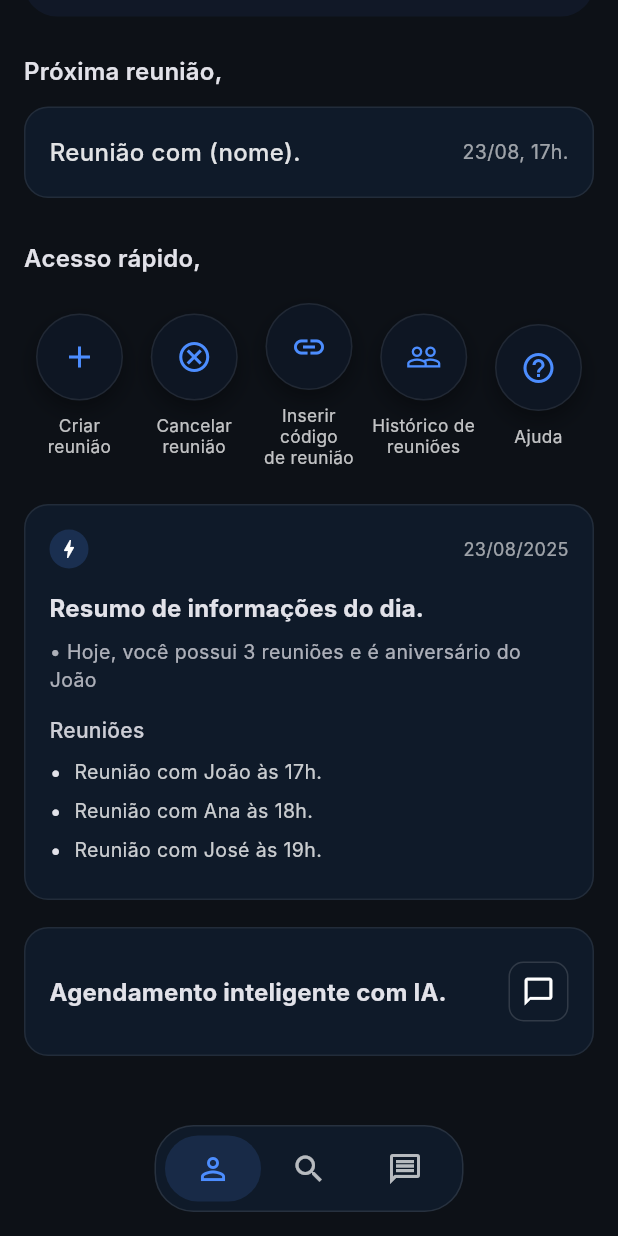
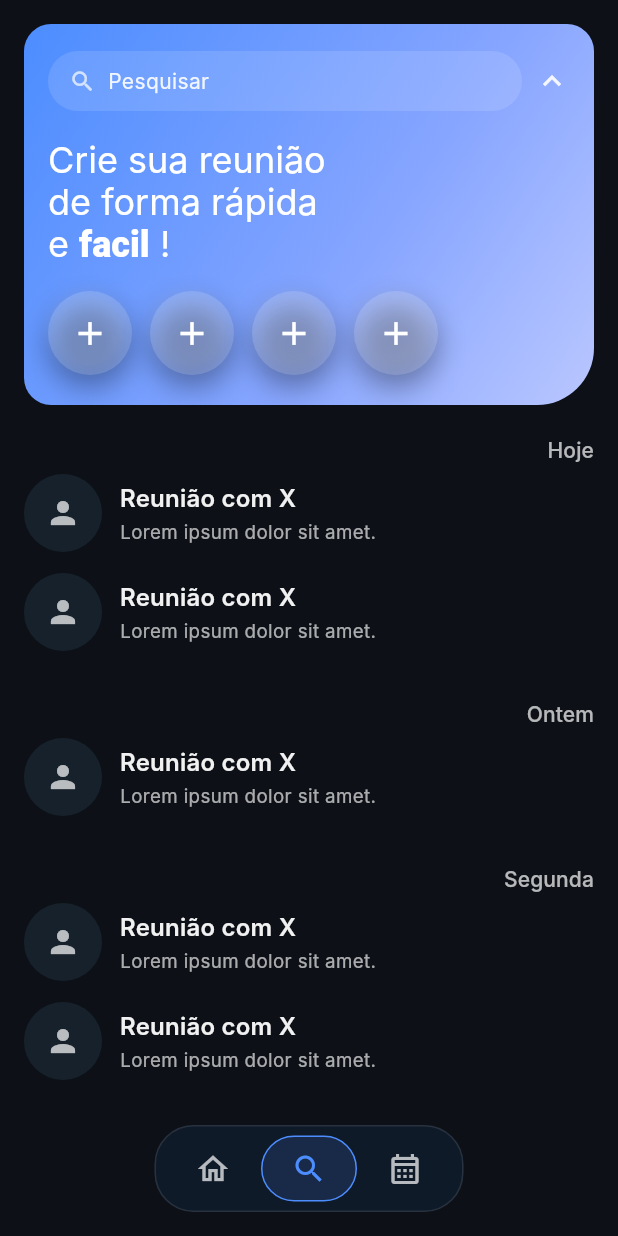
Before and after one commit to otaviocarva7ho/agendai, a Flutter app: the screen it shows after launch, scrolled down 89 dp, after a tap on the "search" icon, on a phone screen of 412 x 824 dp. Run offline on Flutter 3.47's test engine with Material 3 defaults, Android fonts, the phone set to English and light mode, and no system bars; Roboto replaces fonts that are missing (Inter).

Commit message:
create: criação da branch e da tela 'chats'

```diff
--- a/lib/main.dart
+++ b/lib/main.dart
@@ -1,5 +1,6 @@
 import 'package:flutter/material.dart';
 import 'package:agendai/presentation/pages/initial.dart';
+import 'package:agendai/presentation/pages/chats.dart';
 
 void main() => runApp(const MeetingApp());
 
@@ -24,8 +25,10 @@ class MeetingApp extends StatelessWidget {
         ),
       ),
       home: const InitialPage(),
-      // ou rotas:
-      // routes: { InitialPage.route: (_) => const InitialPage(), },
+      routes: {
+        InitialPage.route: (_) => const InitialPage(),
+        ChatPanelTab.route: (_) => const ChatPanelTab(),
+      },
     );
   }
 }
--- /dev/null
+++ b/lib/presentation/pages/chats.dart
@@ -0,0 +1,342 @@
+import 'package:flutter/material.dart';
+import 'package:agendai/presentation/pages/initial.dart';
+
+class ChatPanelTab extends StatelessWidget {
+  const ChatPanelTab({super.key});
+  static const route = '/chats';
+
+  @override
+  Widget build(BuildContext context) {
+    final cs = Theme.of(context).colorScheme;
+
+    return SafeArea(
+      child: Scaffold(
+        body: Stack(
+          children: [
+            // ========= CONTEÚDO =========
+            SingleChildScrollView(
+              padding: const EdgeInsets.fromLTRB(16, 16, 16, 120),
+              child: Column(
+                crossAxisAlignment: CrossAxisAlignment.start,
+                children: const [
+                  _HeroHeader(),
+                  SizedBox(height: 20),
+                  _MeetingsSection(label: 'Hoje'),
+                  SizedBox(height: 6),
+                  _MeetingTile(
+                    name: 'Reunião com X',
+                    subtitle: 'Lorem ipsum dolor sit amet.',
+                    avatarAsset: null,
+                  ),
+                  _MeetingTile(
+                    name: 'Reunião com X',
+                    subtitle: 'Lorem ipsum dolor sit amet.',
+                    avatarAsset: null,
+                  ),
+                  SizedBox(height: 18),
+                  _MeetingsSection(label: 'Ontem'),
+                  SizedBox(height: 6),
+                  _MeetingTile(
+                    name: 'Reunião com X',
+                    subtitle: 'Lorem ipsum dolor sit amet.',
+                    avatarAsset: null,
+                  ),
+                  SizedBox(height: 18),
+                  _MeetingsSection(label: 'Segunda'),
+                  SizedBox(height: 6),
+                  _MeetingTile(
+                    name: 'Reunião com X',
+                    subtitle: 'Lorem ipsum dolor sit amet.',
+                    avatarAsset: null,
+                  ),
+                  _MeetingTile(
+                    name: 'Reunião com X',
+                    subtitle: 'Lorem ipsum dolor sit amet.',
+                    avatarAsset: null,
+                  ),
+                ],
+              ),
+            ),
+
+            // ========= NAVBAR FLUTUANTE =========
+            _BottomPillNav(
+              index: 1, // chat selecionado
+              onChanged: (i) {
+                switch (i) {
+                  case 0:
+                    Navigator.of(
+                      context,
+                    ).pushReplacementNamed(InitialPage.route);
+                    break;
+                  case 1:
+                    // já está no chat
+                    break;
+                  case 2:
+                    // TODO: quando criar a tela de calendário, navegar aqui
+                    break;
+                }
+              },
+            ),
+          ],
+        ),
+      ),
+    );
+  }
+}
+
+// -------------------- HEADER --------------------
+
+class _HeroHeader extends StatelessWidget {
+  const _HeroHeader();
+
+  @override
+  Widget build(BuildContext context) {
+    final textTheme = Theme.of(context).textTheme;
+
+    return Container(
+      padding: const EdgeInsets.fromLTRB(16, 18, 16, 20),
+      decoration: BoxDecoration(
+        gradient: const LinearGradient(
+          begin: Alignment.topLeft,
+          end: Alignment.bottomRight,
+          colors: [Color(0xFF4C8DFF), Color(0xFF86A5FF), Color(0xFFBAC7FF)],
+          stops: [0.0, 0.6, 1.0],
+        ),
+        borderRadius: const BorderRadius.only(
+          topLeft: Radius.circular(18),
+          topRight: Radius.circular(18),
+          bottomRight: Radius.circular(38),
+          bottomLeft: Radius.circular(18),
+        ),
+      ),
+      child: Column(
+        crossAxisAlignment: CrossAxisAlignment.start,
+        children: [
+          Row(
+            children: [
+              Expanded(
+                child: Container(
+                  height: 40,
+                  decoration: BoxDecoration(
+                    color: Colors.white.withOpacity(.12),
+                    borderRadius: BorderRadius.circular(24),
+                  ),
+                  padding: const EdgeInsets.symmetric(horizontal: 14),
+                  child: Row(
+                    children: [
+                      const Icon(Icons.search, size: 18, color: Colors.white70),
+                      const SizedBox(width: 8),
+                      Text(
+                        'Pesquisar',
+                        style: textTheme.bodyMedium?.copyWith(
+                          color: Colors.white.withOpacity(.9),
+                        ),
+                      ),
+                    ],
+                  ),
+                ),
+              ),
+              const SizedBox(width: 8),
+              Icon(Icons.expand_less, color: Colors.white.withOpacity(.9)),
+            ],
+          ),
+          const SizedBox(height: 18),
+          RichText(
+            text: TextSpan(
+              style: textTheme.headlineSmall?.copyWith(
+                color: Colors.white,
+                height: 1.15,
+              ),
+              children: const [
+                TextSpan(text: 'Crie sua reunião\nde forma rápida\ne '),
+                TextSpan(
+                  text: 'facil',
+                  style: TextStyle(fontWeight: FontWeight.w900),
+                ),
+                TextSpan(text: ' !'),
+              ],
+            ),
+          ),
+          const SizedBox(height: 18),
+          Row(
+            children: const [
+              _RoundAction(icon: Icons.add),
+              SizedBox(width: 12),
+              _RoundAction(icon: Icons.videocam_outlined),
+              SizedBox(width: 12),
+              _RoundAction(icon: Icons.groups_2_outlined),
+              SizedBox(width: 12),
+              _RoundAction(icon: Icons.insert_drive_file_outlined),
+            ],
+          ),
+        ],
+      ),
+    );
+  }
+}
+
+class _RoundAction extends StatelessWidget {
+  final IconData icon;
+  const _RoundAction({required this.icon});
+
+  @override
+  Widget build(BuildContext context) {
+    return Container(
+      width: 56,
+      height: 56,
+      decoration: BoxDecoration(
+        color: Colors.white.withOpacity(.15),
+        shape: BoxShape.circle,
+        boxShadow: [
+          BoxShadow(
+            color: Colors.black.withOpacity(.35),
+            blurRadius: 16,
+            offset: const Offset(0, 8),
+          ),
+          BoxShadow(
+            color: Colors.white.withOpacity(.1),
+            blurRadius: 6,
+            offset: const Offset(-2, -2),
+            spreadRadius: -2,
+          ),
+        ],
+      ),
+      child: const Icon(Icons.add, size: 26, color: Colors.white),
+    );
+  }
+}
+
+// -------------------- LISTA DE REUNIÕES --------------------
+
+class _MeetingsSection extends StatelessWidget {
+  final String label;
+  const _MeetingsSection({required this.label});
+
+  @override
+  Widget build(BuildContext context) {
+    return Align(
+      alignment: Alignment.centerRight,
+      child: Text(
+        label,
+        style: Theme.of(
+          context,
+        ).textTheme.labelLarge?.copyWith(color: Colors.white.withOpacity(.7)),
+      ),
+    );
+  }
+}
+
+class _MeetingTile extends StatelessWidget {
+  final String name;
+  final String subtitle;
+  final String? avatarAsset;
+
+  const _MeetingTile({
+    required this.name,
+    required this.subtitle,
+    this.avatarAsset,
+  });
+
+  @override
+  Widget build(BuildContext context) {
+    return Container(
+      margin: const EdgeInsets.only(bottom: 14),
+      child: Row(
+        children: [
+          CircleAvatar(
+            radius: 26,
+            backgroundColor: const Color(0xFF17212B),
+            backgroundImage: avatarAsset != null
+                ? AssetImage(avatarAsset!)
+                : null,
+            child: avatarAsset == null
+                ? const Icon(Icons.person, color: Colors.white70)
+                : null,
+          ),
+          const SizedBox(width: 12),
+          Expanded(
+            child: Column(
+              crossAxisAlignment: CrossAxisAlignment.start,
+              children: [
+                Text(
+                  name,
+                  style: Theme.of(context).textTheme.titleMedium?.copyWith(
+                    fontWeight: FontWeight.w600,
+                    color: Colors.white.withOpacity(.94),
+                  ),
+                ),
+                const SizedBox(height: 2),
+                Text(
+                  subtitle,
+                  style: TextStyle(
+                    fontSize: 12.5,
+                    color: Colors.white.withOpacity(.65),
+                  ),
+                ),
+              ],
+            ),
+          ),
+        ],
+      ),
+    );
+  }
+}
+
+// -------------------- NAVBAR --------------------
+
+class _BottomPillNav extends StatelessWidget {
+  final int index; // 0=inicial, 1=chat, 2=calendário (ex.)
+  final ValueChanged<int>? onChanged;
+
+  const _BottomPillNav({required this.index, this.onChanged});
+
+  @override
+  Widget build(BuildContext context) {
+    final cs = Theme.of(context).colorScheme;
+
+    Widget item(IconData icon, int i) {
+      final active = index == i;
+      final color = active ? cs.primary : Colors.white70;
+
+      return InkWell(
+        borderRadius: BorderRadius.circular(22),
+        onTap: () => onChanged?.call(i),
+        child: Container(
+          width: 64,
+          height: 44,
+          alignment: Alignment.center,
+          decoration: BoxDecoration(
+            color: active ? color.withOpacity(.14) : Colors.transparent,
+            borderRadius: BorderRadius.circular(22),
+            border: active ? Border.all(color: color, width: 1) : null,
+          ),
+          child: Icon(icon, color: color),
+        ),
+      );
+    }
+
+    return Positioned(
+      left: 0,
+      right: 0,
+      bottom: 16,
+      child: Center(
+        child: Container(
+          padding: const EdgeInsets.symmetric(horizontal: 6, vertical: 6),
+          decoration: BoxDecoration(
+            color: const Color(0xFF0F1A29),
+            borderRadius: BorderRadius.circular(26),
+            border: Border.all(color: Colors.white.withOpacity(.1)),
+          ),
+          child: Row(
+            mainAxisSize: MainAxisSize.min,
+            children: [
+              item(Icons.home_outlined, 0),
+              item(Icons.search, 1),
+              item(Icons.calendar_month_outlined, 2),
+            ],
+          ),
+        ),
+      ),
+    );
+  }
+}
--- a/lib/presentation/pages/initial.dart
+++ b/lib/presentation/pages/initial.dart
@@ -1,4 +1,5 @@
 import 'package:flutter/material.dart';
+import 'package:agendai/presentation/pages/chats.dart';
 
 /// Página inicial da Agenda.
 /// Use como `home:` no MaterialApp ou registre em uma rota do seu Router.
@@ -15,6 +16,7 @@ class InitialPage extends StatelessWidget {
       child: Scaffold(
         body: Stack(
           children: [
+            // ======= CONTEÚDO (igual ao que você já tinha) =======
             SingleChildScrollView(
               padding: const EdgeInsets.fromLTRB(16, 16, 16, 120),
               child: Column(
@@ -24,15 +26,18 @@ class InitialPage extends StatelessWidget {
                   const SizedBox(height: 24),
 
                   // Próxima reunião
-                  Text('Próxima reunião,',
-                      style: Theme.of(context)
-                          .textTheme
-                          .titleMedium
-                          ?.copyWith(fontWeight: FontWeight.w600)),
+                  Text(
+                    'Próxima reunião,',
+                    style: Theme.of(context).textTheme.titleMedium?.copyWith(
+                      fontWeight: FontWeight.w600,
+                    ),
+                  ),
                   const SizedBox(height: 12),
                   _Card(
                     padding: const EdgeInsets.symmetric(
-                        horizontal: 16, vertical: 18),
+                      horizontal: 16,
+                      vertical: 18,
+                    ),
                     child: Row(
                       children: [
                         Expanded(
@@ -58,19 +63,17 @@ class InitialPage extends StatelessWidget {
                   const SizedBox(height: 28),
 
                   // Acesso rápido
-                  Text('Acesso rápido,',
-                      style: Theme.of(context)
-                          .textTheme
-                          .titleMedium
-                          ?.copyWith(fontWeight: FontWeight.w600)),
+                  Text(
+                    'Acesso rápido,',
+                    style: Theme.of(context).textTheme.titleMedium?.copyWith(
+                      fontWeight: FontWeight.w600,
+                    ),
+                  ),
                   const SizedBox(height: 18),
                   Row(
                     mainAxisAlignment: MainAxisAlignment.spaceBetween,
                     children: const [
-                      QuickAction(
-                        icon: Icons.add,
-                        label: 'Criar\nreunião',
-                      ),
+                      QuickAction(icon: Icons.add, label: 'Criar\nreunião'),
                       QuickAction(
                         icon: Icons.cancel_outlined,
                         label: 'Cancelar\nreunião',
@@ -83,10 +86,7 @@ class InitialPage extends StatelessWidget {
                         icon: Icons.people_outline,
                         label: 'Histórico de\nreuniões',
                       ),
-                      QuickAction(
-                        icon: Icons.help_outline,
-                        label: 'Ajuda',
-                      ),
+                      QuickAction(icon: Icons.help_outline, label: 'Ajuda'),
                     ],
                   ),
                   const SizedBox(height: 24),
@@ -120,9 +120,7 @@ class InitialPage extends StatelessWidget {
                         const SizedBox(height: 14),
                         Text(
                           'Resumo de informações do dia.',
-                          style: Theme.of(context)
-                              .textTheme
-                              .titleMedium
+                          style: Theme.of(context).textTheme.titleMedium
                               ?.copyWith(fontWeight: FontWeight.w700),
                         ),
                         const SizedBox(height: 8),
@@ -136,11 +134,12 @@ class InitialPage extends StatelessWidget {
                         const SizedBox(height: 14),
                         Opacity(
                           opacity: .9,
-                          child: Text('Reuniões',
-                              style: Theme.of(context)
-                                  .textTheme
-                                  .labelLarge
-                                  ?.copyWith(letterSpacing: .2)),
+                          child: Text(
+                            'Reuniões',
+                            style: Theme.of(
+                              context,
+                            ).textTheme.labelLarge?.copyWith(letterSpacing: .2),
+                          ),
                         ),
                         const SizedBox(height: 8),
                         const _Bullet('Reunião com João às 17h.'),
@@ -154,15 +153,15 @@ class InitialPage extends StatelessWidget {
                   // Agendamento com IA
                   _Card(
                     padding: const EdgeInsets.symmetric(
-                        horizontal: 16, vertical: 22),
+                      horizontal: 16,
+                      vertical: 22,
+                    ),
                     child: Row(
                       children: [
                         Expanded(
                           child: Text(
                             'Agendamento inteligente com IA.',
-                            style: Theme.of(context)
-                                .textTheme
-                                .titleMedium
+                            style: Theme.of(context).textTheme.titleMedium
                                 ?.copyWith(fontWeight: FontWeight.w700),
                           ),
                         ),
@@ -170,11 +169,14 @@ class InitialPage extends StatelessWidget {
                           padding: const EdgeInsets.all(8),
                           decoration: BoxDecoration(
                             border: Border.all(
-                                color: Colors.white.withOpacity(.14)),
+                              color: Colors.white.withOpacity(.14),
+                            ),
                             borderRadius: BorderRadius.circular(10),
                           ),
-                          child:
-                              const Icon(Icons.chat_bubble_outline, size: 22),
+                          child: const Icon(
+                            Icons.chat_bubble_outline,
+                            size: 22,
+                          ),
                         ),
                       ],
                     ),
@@ -183,8 +185,19 @@ class InitialPage extends StatelessWidget {
               ),
             ),
 
-            // Bottom pill nav
-            const _BottomPill(),
+            // ======= NAVBAR (aba 0 ativa) =======
+            _BottomPill(
+              activeIndex: 0,
+              onTapIndex: (i) {
+                if (i == 1) {
+                  Navigator.of(
+                    context,
+                  ).pushReplacementNamed(ChatPanelTab.route);
+                }
+                // i == 0: já estamos na inicial
+                // i == 2: quando criar a tela de calendário, navegue aqui
+              },
+            ),
           ],
         ),
       ),
@@ -215,21 +228,19 @@ class _Header extends StatelessWidget {
           ),
           const SizedBox(width: 12),
           Expanded(
-            child: Text('Olá, João',
-                style: Theme.of(context)
-                    .textTheme
-                    .titleMedium
-                    ?.copyWith(fontWeight: FontWeight.w600)),
+            child: Text(
+              'Olá, João',
+              style: Theme.of(
+                context,
+              ).textTheme.titleMedium?.copyWith(fontWeight: FontWeight.w600),
+            ),
           ),
           IconButton(
             onPressed: () {},
             icon: const Icon(Icons.notifications_outlined),
           ),
           const SizedBox(width: 4),
-          IconButton(
-            onPressed: () {},
-            icon: const Icon(Icons.menu_rounded),
-          ),
+          IconButton(onPressed: () {}, icon: const Icon(Icons.menu_rounded)),
         ],
       ),
     );
@@ -259,7 +270,7 @@ class QuickAction extends StatelessWidget {
                 color: Colors.black.withOpacity(.35),
                 blurRadius: 12,
                 offset: const Offset(0, 6),
-              )
+              ),
             ],
           ),
           child: Icon(icon, color: cs.primary),
@@ -276,7 +287,7 @@ class QuickAction extends StatelessWidget {
               color: Colors.white.withOpacity(.75),
             ),
           ),
-        )
+        ),
       ],
     );
   }
@@ -330,11 +341,32 @@ class _Bullet extends StatelessWidget {
 }
 
 class _BottomPill extends StatelessWidget {
-  const _BottomPill();
+  final int activeIndex; // 0=inicial, 1=chat, 2=calendário
+  final ValueChanged<int> onTapIndex;
+  const _BottomPill({required this.activeIndex, required this.onTapIndex});
 
   @override
   Widget build(BuildContext context) {
     final cs = Theme.of(context).colorScheme;
+
+    Widget item(IconData icon, int i) {
+      final active = activeIndex == i;
+      final color = active ? cs.primary : Colors.white70;
+      return InkWell(
+        borderRadius: BorderRadius.circular(22),
+        onTap: () => onTapIndex(i),
+        child: Container(
+          width: 64,
+          height: 44,
+          alignment: Alignment.center,
+          decoration: BoxDecoration(
+            color: active ? color.withOpacity(.14) : Colors.transparent,
+            borderRadius: BorderRadius.circular(22),
+          ),
+          child: Icon(icon, color: color),
+        ),
+      );
+    }
 
     return Positioned(
       left: 0,
@@ -351,14 +383,9 @@ class _BottomPill extends StatelessWidget {
           child: Row(
             mainAxisSize: MainAxisSize.min,
             children: [
-              _PillItem(
-                icon: Icons.person_outline,
-                active: true,
-                onTap: () {},
-                activeColor: cs.primary,
-              ),
-              _PillItem(icon: Icons.search, onTap: () {}),
-              _PillItem(icon: Icons.message_outlined, onTap: () {}),
+              item(Icons.home_outlined, 0),
+              item(Icons.search, 1),
+              item(Icons.calendar_month_outlined, 2),
             ],
           ),
         ),
@@ -366,38 +393,3 @@ class _BottomPill extends StatelessWidget {
     );
   }
 }
-
-class _PillItem extends StatelessWidget {
-  final IconData icon;
-  final bool active;
-  final VoidCallback onTap;
-  final Color? activeColor;
-
-  const _PillItem({
-    required this.icon,
-    this.active = false,
-    required this.onTap,
-    this.activeColor,
-  });
-
-  @override
-  Widget build(BuildContext context) {
-    final color =
-        active ? (activeColor ?? Theme.of(context).colorScheme.primary) : null;
-
-    return InkWell(
-      borderRadius: BorderRadius.circular(22),
-      onTap: onTap,
-      child: Container(
-        width: 64,
-        height: 44,
-        alignment: Alignment.center,
-        decoration: BoxDecoration(
-          color: active ? color!.withOpacity(.14) : Colors.transparent,
-          borderRadius: BorderRadius.circular(22),
-        ),
-        child: Icon(icon, color: active ? color : Colors.white70),
-      ),
-    );
-  }
-}
```
